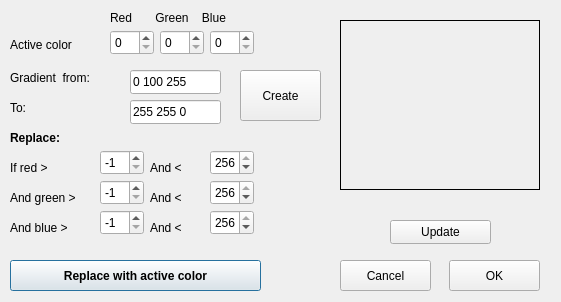
The window that dcolors.ui (nikkNizz/Drawish) describes before a commit, drawn with Qt 5.
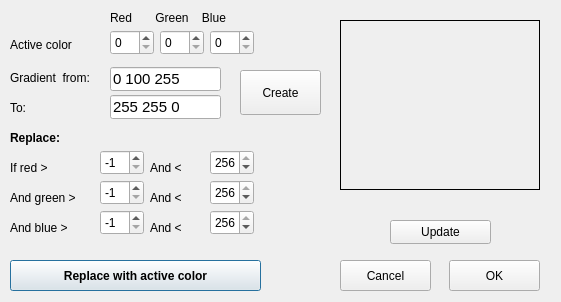
The same window after the commit. Icons and pictures are not drawn.

Patch:
```diff
--- a/dcolors.ui
+++ b/dcolors.ui
@@ -1112,12 +1112,17 @@
   <widget class="QLineEdit" name="startColorsLine">
    <property name="geometry">
     <rect>
-     <x>130</x>
-     <y>70</y>
-     <width>91</width>
+     <x>110</x>
+     <y>67</y>
+     <width>111</width>
      <height>24</height>
     </rect>
    </property>
+   <property name="font">
+    <font>
+     <pointsize>11</pointsize>
+    </font>
+   </property>
    <property name="text">
     <string>0 100 255</string>
    </property>
@@ -1138,12 +1143,17 @@
   <widget class="QLineEdit" name="endColorsLine">
    <property name="geometry">
     <rect>
-     <x>130</x>
-     <y>100</y>
-     <width>91</width>
+     <x>110</x>
+     <y>95</y>
+     <width>111</width>
      <height>24</height>
     </rect>
    </property>
+   <property name="font">
+    <font>
+     <pointsize>11</pointsize>
+    </font>
+   </property>
    <property name="text">
     <string>255 255 0</string>
    </property>
@@ -1154,7 +1164,7 @@
      <x>240</x>
      <y>70</y>
      <width>81</width>
-     <height>51</height>
+     <height>45</height>
     </rect>
    </property>
    <property name="text">
```
